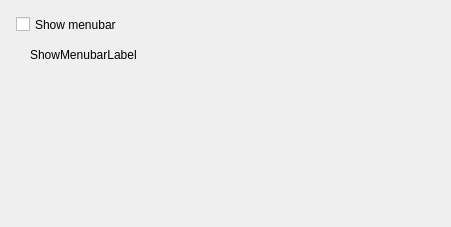
Eldricos/D-Fend-Reborn, file src/forms/SetupFrameMenubarUnit.ui: the form before one commit.
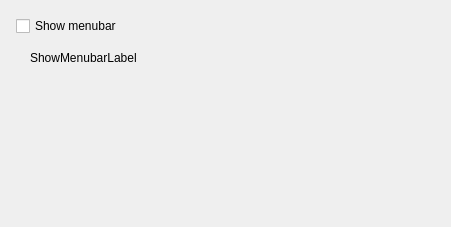
The form after the commit.

Commit message: Program options: Qt layouts instead of fixed pixel positions

```diff
--- a/src/forms/SetupFrameMenubarUnit.ui
+++ b/src/forms/SetupFrameMenubarUnit.ui
@@ -5,19 +5,71 @@
     <property name="geometry"><rect><x>0</x><y>0</y><width>451</width><height>227</height></rect></property>
     <property name="vclDesignWidth" stdset="0"><number>451</number></property>
     <property name="vclDesignHeight" stdset="0"><number>227</number></property>
-    <widget class="QLabel" name="ShowMenubarLabel">
-      <property name="geometry"><rect><x>30</x><y>48</y><width>403</width><height>57</height></rect></property>
-      <property name="vclAnchors" stdset="0"><string notr="true">akLeft,akTop,akRight</string></property>
-      <property name="text"><string>ShowMenubarLabel</string></property>
-      <property name="textFormat"><enum>Qt::PlainText</enum></property>
-      <property name="wordWrap"><bool>true</bool></property>
-      <property name="alignment"><set>Qt::AlignLeft|Qt::AlignTop</set></property>
-    </widget>
-    <widget class="QCheckBox" name="ShowMenubarCheckBox">
-      <property name="geometry"><rect><x>16</x><y>16</y><width>417</width><height>17</height></rect></property>
-      <property name="vclAnchors" stdset="0"><string notr="true">akLeft,akTop,akRight</string></property>
-      <property name="text"><string>Show menubar</string></property>
-    </widget>
+    <layout class="QVBoxLayout" name="SetupFrameMenubar_Layout" stretch="0,0,0,1">
+      <property name="leftMargin"><number>16</number></property>
+      <property name="topMargin"><number>16</number></property>
+      <property name="rightMargin"><number>16</number></property>
+      <property name="bottomMargin"><number>8</number></property>
+      <property name="spacing"><number>0</number></property>
+      <item>
+        <layout class="QGridLayout" name="SetupFrameMenubar_Section1" columnstretch="0,1">
+          <property name="leftMargin"><number>0</number></property>
+          <property name="topMargin"><number>0</number></property>
+          <property name="rightMargin"><number>0</number></property>
+          <property name="bottomMargin"><number>0</number></property>
+          <property name="horizontalSpacing"><number>8</number></property>
+          <property name="verticalSpacing"><number>4</number></property>
+          <item row="0" column="0" colspan="2">
+            <widget class="QCheckBox" name="ShowMenubarCheckBox">
+              <property name="text"><string>Show menubar</string></property>
+            </widget>
+          </item>
+          <item row="0" column="1">
+            <spacer name="SetupFrameMenubar_Section1_HFill">
+              <property name="orientation"><enum>Qt::Horizontal</enum></property>
+              <property name="sizeHint" stdset="0"><size><width>0</width><height>0</height></size></property>
+            </spacer>
+          </item>
+        </layout>
+      </item>
+      <item>
+        <spacer name="SetupFrameMenubar_Gap1">
+          <property name="orientation"><enum>Qt::Vertical</enum></property>
+          <property name="sizeType"><enum>QSizePolicy::Fixed</enum></property>
+          <property name="sizeHint" stdset="0"><size><width>0</width><height>15</height></size></property>
+        </spacer>
+      </item>
+      <item>
+        <layout class="QGridLayout" name="SetupFrameMenubar_Section2" columnstretch="0,1">
+          <property name="leftMargin"><number>14</number></property>
+          <property name="topMargin"><number>0</number></property>
+          <property name="rightMargin"><number>0</number></property>
+          <property name="bottomMargin"><number>0</number></property>
+          <property name="horizontalSpacing"><number>8</number></property>
+          <property name="verticalSpacing"><number>4</number></property>
+          <item row="0" column="0" colspan="2">
+            <widget class="QLabel" name="ShowMenubarLabel">
+              <property name="text"><string>ShowMenubarLabel</string></property>
+              <property name="textFormat"><enum>Qt::PlainText</enum></property>
+              <property name="wordWrap"><bool>true</bool></property>
+              <property name="alignment"><set>Qt::AlignLeft|Qt::AlignTop</set></property>
+            </widget>
+          </item>
+          <item row="0" column="1">
+            <spacer name="SetupFrameMenubar_Section2_HFill">
+              <property name="orientation"><enum>Qt::Horizontal</enum></property>
+              <property name="sizeHint" stdset="0"><size><width>0</width><height>0</height></size></property>
+            </spacer>
+          </item>
+        </layout>
+      </item>
+      <item>
+        <spacer name="SetupFrameMenubar_VFill">
+          <property name="orientation"><enum>Qt::Vertical</enum></property>
+          <property name="sizeHint" stdset="0"><size><width>0</width><height>0</height></size></property>
+        </spacer>
+      </item>
+    </layout>
   </widget>
   <resources><include location="../../resources/dfend.qrc"/></resources>
   <connections/>
```
Left out of the diff: 6 changed lines with no effect on the pictures. The commit also changes 51 other files.
